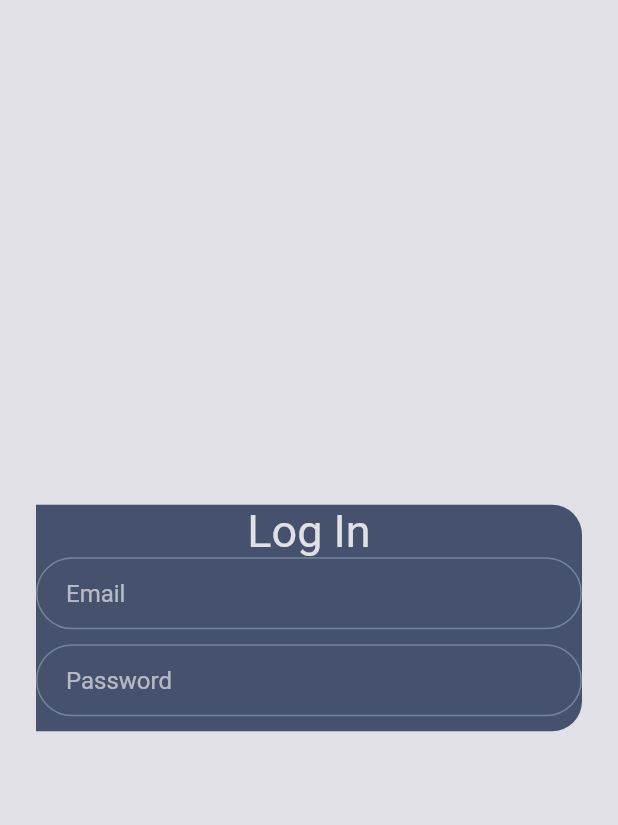
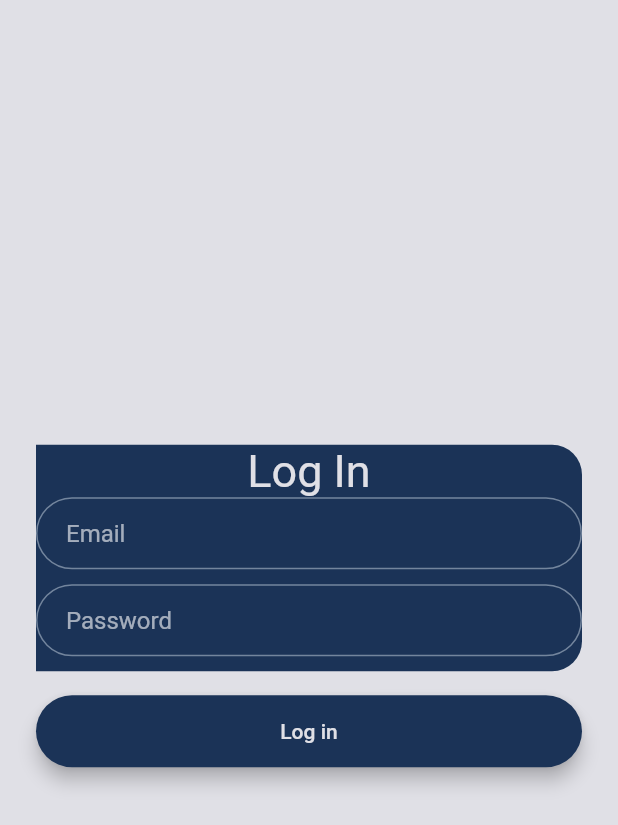
Before and after one commit to Tanisha0904/Pulzion22LoginPage, a Flutter app: the screen it shows after launch, after a tap on "Log In", on a phone screen of 412 x 824 dp. Shown: the top 825 px of the screen. Run offline on Flutter 3.47's test engine with Material 2 defaults, Android fonts, the phone set to English and light mode, and no system bars; our stand-ins replace animated_text_kit; statements that could not run were skipped.

Commit message:
Initial Design

```diff
--- a/lib/constants.dart
+++ b/lib/constants.dart
@@ -1,5 +1,7 @@
 import 'package:flutter/material.dart';
 
+const Color kBackGroundColor = Color(0xFFe0e0e6);
+const Color kButtonColor = Color(0xFF1B3357);
 const  kTextFieldDecoration = InputDecoration(
   hintText: 'Type here',
   contentPadding:
--- a/lib/login_page.dart
+++ b/lib/login_page.dart
@@ -12,7 +12,7 @@ class _LoginPageState extends State<LoginPage> {
   @override
   Widget build(BuildContext context) {
     return Scaffold(
-      backgroundColor: Color(0xFFe0e0e6),
+      backgroundColor: kBackGroundColor,
       body: Padding(
         padding: EdgeInsets.symmetric(horizontal: 24.0),
         child: Column(
@@ -65,19 +65,34 @@ class _LoginPageState extends State<LoginPage> {
                           ),
                         ],
                       ),
-                      color: Color(0xFF46526D),
+                      color: kButtonColor,
                     ),
                   ),
                 ),
               ),
             ),
-            // RoundedButton(
-            //     title: 'Log in',
-            //     onPressed: () {
-            //
-            //     },
-            //     colour: Color(0xFF46526D),
-            // ),
+            Padding(
+              padding: EdgeInsets.symmetric(vertical: 16.0),
+              child: Material(
+                elevation: 5.0,
+                color: kButtonColor,
+                borderRadius: BorderRadius.circular(30.0),
+                child: MaterialButton(
+                  onPressed: (){
+
+
+                  },
+                  minWidth: 200.0,
+                  height: 42.0,
+                  child: Text(
+                    'Log in',
+                    style: TextStyle(
+                      color: kBackGroundColor,
+                    ),
+                  ),
+                ),
+              ),
+            ),
           ],
         ),
       ),
--- a/lib/welcome_screen.dart
+++ b/lib/welcome_screen.dart
@@ -1,4 +1,5 @@
 import 'package:flutter/animation.dart';
+import 'package:pulzionloginpage/constants.dart';
 import 'package:flutter/material.dart';
 import 'package:pulzionloginpage/login_page.dart';
 import 'package:animated_text_kit/animated_text_kit.dart';
@@ -10,38 +11,12 @@ class WelcomeScreen extends StatefulWidget {
   _WelcomeScreenState createState() => _WelcomeScreenState();
 }
 
-class _WelcomeScreenState extends State<WelcomeScreen>
-    with SingleTickerProviderStateMixin {
-  /*
-  AnimationController controller;
-  Animation animation;
-  @override
-  void initState() {
-    super.initState();
-    controller = AnimationController(
-      duration: Duration(seconds: 3),
-      vsync: this,
-    );
-    animation = ColorTween(begin: Colors.blueGrey, end: Colors.white)
-        .animate(controller);
-    controller.forward();
-
-    controller.addListener(() {
-      setState(() {});
-      print(animation.value);
-    });
-    @override
-    void dispose() {
-      controller.dispose();
-      super.dispose();
-    }
-  }*/
-
+class _WelcomeScreenState extends State<WelcomeScreen> {
   @override
   Widget build(BuildContext context) {
     return SafeArea(
       child: Scaffold(
-        backgroundColor: Color(0xFFe0e0e6),
+        backgroundColor: kBackGroundColor,
         body: Center(
           child: Column(
             mainAxisAlignment: MainAxisAlignment.center,
@@ -51,7 +26,7 @@ class _WelcomeScreenState extends State<WelcomeScreen>
           text: ['PULZION\'22'],
           textStyle: const TextStyle(
             fontSize: 45.0,
-            color: Color(0xFF1b3357),
+            color: kButtonColor,
             fontWeight: FontWeight.w900,
           ),
         ),
@@ -85,21 +60,21 @@ class _WelcomeScreenState extends State<WelcomeScreen>
                                     fontSize: 30.0,
                                   ),
                                 ),
-                                // SizedBox(
-                                //   height: 30.0,
-                                // ),
+                                SizedBox(
+                                  height: 30.0,
+                                ),
 
                                 Text('New here don\'t worry, \n'
                                     'just register yourself and '
                                     'get started.',),
-                                // SizedBox(
-                                //   height: 50.0,
-                                // ),
+                                SizedBox(
+                                  height: 50.0,
+                                ),
 
                               ],
                             ),
                           ),
-                          color: Color(0xFF1B3357),
+                          color: kButtonColor,
                         ),
                       ),
                     ),
@@ -132,12 +107,12 @@ class _WelcomeScreenState extends State<WelcomeScreen>
                                     'Get back to where you left off',
                                 ),
                                 SizedBox(
-                                  height: 50.0,
+                                  height: 2z0.0,
                                 ),
                               ],
                             ),
                           ),
-                          color: Color(0xFF46526D),
+                          color: kButtonColor,
                         ),
                       ),
                     ),
```
Also changed, not shown: lib/register_page.dart (+25 -9 lines), lib/rounded_button.dart (+33 -32 lines).
